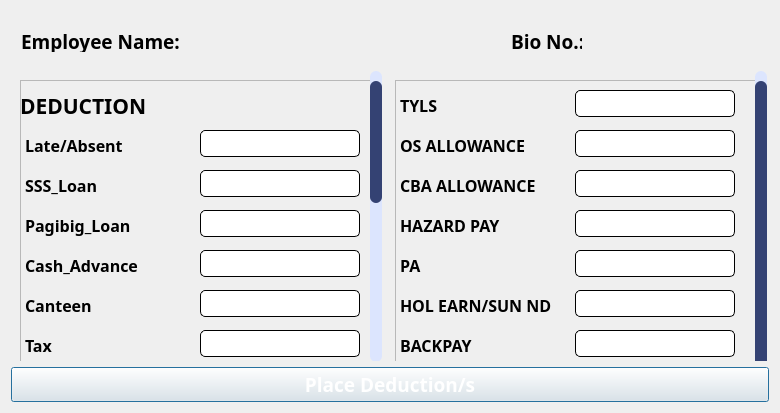
First picture: the form in MainFrame/Resources/UI/deduction.ui, repository Maze711/systemPayroll, before the edit.
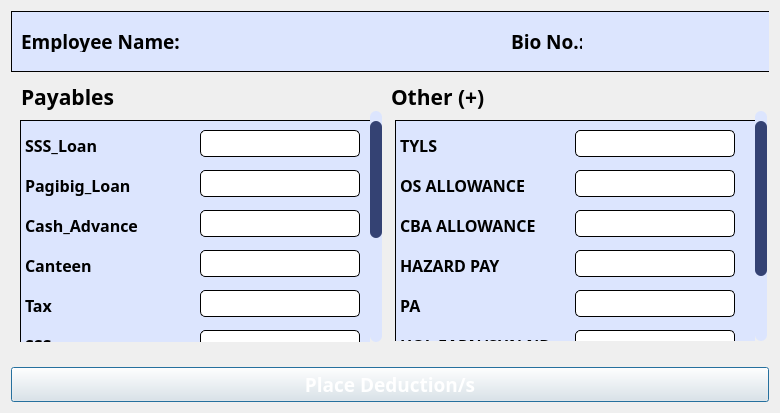
Second picture: the form after the edit. Icons and pictures are not drawn.

```diff
--- a/MainFrame/Resources/UI/deduction.ui
+++ b/MainFrame/Resources/UI/deduction.ui
@@ -18,7 +18,12 @@
     <normaloff>../Icons/logo.svg</normaloff>../Icons/logo.svg</iconset>
   </property>
   <property name="styleSheet">
-   <string notr="true">/* VERTICAL SCROLLBAR */
+   <string notr="true">#employeeDetails, #deductionArea, #deductionArea_2{
+background-color: #DCE5FE;
+border: 1px solid black;
+}
+
+/* VERTICAL SCROLLBAR */
 QScrollBar:vertical {
     border: none;
     background-color: rgba(220, 229, 254, 1); /* Updated background color */
@@ -127,97 +132,13 @@
        <string>Bio No.:</string>
       </property>
      </widget>
-     <widget class="QLabel" name="bioNumTxt">
-      <property name="geometry">
-       <rect>
-        <x>590</x>
-        <y>20</y>
-        <width>161</width>
-        <height>21</height>
-       </rect>
-      </property>
-      <property name="font">
-       <font>
-        <family>poppins</family>
-        <pointsize>12</pointsize>
-        <weight>75</weight>
-        <bold>true</bold>
-       </font>
-      </property>
-      <property name="text">
-       <string/>
-      </property>
-     </widget>
-     <widget class="QLabel" name="timeInTxt">
-      <property name="geometry">
-       <rect>
-        <x>110</x>
-        <y>140</y>
-        <width>71</width>
-        <height>21</height>
-       </rect>
-      </property>
-      <property name="font">
-       <font>
-        <family>poppins</family>
-        <pointsize>12</pointsize>
-        <weight>75</weight>
-        <bold>true</bold>
-       </font>
-      </property>
-      <property name="text">
-       <string/>
-      </property>
-     </widget>
-     <widget class="QLabel" name="timeOutTxt">
-      <property name="geometry">
-       <rect>
-        <x>300</x>
-        <y>140</y>
-        <width>71</width>
-        <height>21</height>
-       </rect>
-      </property>
-      <property name="font">
-       <font>
-        <family>poppins</family>
-        <pointsize>12</pointsize>
-        <weight>75</weight>
-        <bold>true</bold>
-       </font>
-      </property>
-      <property name="text">
-       <string/>
-      </property>
-     </widget>
-     <widget class="QLabel" name="empNameTxt">
-      <property name="geometry">
-       <rect>
-        <x>190</x>
-        <y>10</y>
-        <width>291</width>
-        <height>41</height>
-       </rect>
-      </property>
-      <property name="font">
-       <font>
-        <family>poppins</family>
-        <pointsize>12</pointsize>
-        <weight>75</weight>
-        <bold>true</bold>
-       </font>
-      </property>
-      <property name="text">
-       <string/>
-      </property>
-     </widget>
      <widget class="QScrollArea" name="scrollArea">
       <property name="geometry">
        <rect>
         <x>0</x>
-        <y>60</y>
+        <y>100</y>
         <width>371</width>
-        <height>291</height>
+        <height>231</height>
        </rect>
       </property>
       <property name="font">
@@ -248,15 +169,15 @@
        <property name="geometry">
         <rect>
          <x>0</x>
-         <y>-349</y>
+         <y>0</y>
          <width>359</width>
-         <height>640</height>
+         <height>420</height>
         </rect>
        </property>
        <property name="minimumSize">
         <size>
          <width>10</width>
-         <height>640</height>
+         <height>420</height>
         </size>
        </property>
        <layout class="QVBoxLayout" name="verticalLayout_2">
@@ -265,7 +186,7 @@
           <property name="minimumSize">
            <size>
             <width>378</width>
-            <height>500</height>
+            <height>300</height>
            </size>
           </property>
           <property name="styleSheet">
@@ -321,63 +242,11 @@
           <property name="frameShadow">
            <enum>QFrame::Raised</enum>
           </property>
-          <widget class="QLabel" name="lblName_2">
-           <property name="geometry">
-            <rect>
-             <x>0</x>
-             <y>10</y>
-             <width>141</width>
-             <height>31</height>
-            </rect>
-           </property>
-           <property name="font">
-            <font>
-             <family>poppins</family>
-             <pointsize>16</pointsize>
-             <weight>75</weight>
-             <bold>true</bold>
-            </font>
-           </property>
-           <property name="text">
-            <string>DEDUCTION</string>
-           </property>
-          </widget>
-          <widget class="QLabel" name="payDed1">
-           <property name="geometry">
-            <rect>
-             <x>5</x>
-             <y>50</y>
-             <width>120</width>
-             <height>30</height>
-            </rect>
-           </property>
-           <property name="font">
-            <font>
-             <family>poppins</family>
-             <pointsize>12</pointsize>
-             <weight>75</weight>
-             <bold>true</bold>
-            </font>
-           </property>
-           <property name="text">
-            <string>Late/Absent</string>
-           </property>
-          </widget>
           <widget class="QLineEdit" name="txtDed1">
            <property name="geometry">
             <rect>
              <x>180</x>
-             <y>50</y>
-             <width>160</width>
-             <height>27</height>
-            </rect>
-           </property>
-          </widget>
-          <widget class="QLineEdit" name="txtDed2">
-           <property name="geometry">
-            <rect>
-             <x>180</x>
-             <y>90</y>
+             <y>10</y>
              <width>160</width>
              <height>27</height>
             </rect>
@@ -387,7 +256,7 @@
            <property name="geometry">
             <rect>
              <x>5</x>
-             <y>90</y>
+             <y>10</y>
              <width>120</width>
              <height>30</height>
             </rect>
@@ -408,7 +277,7 @@
            <property name="geometry">
             <rect>
              <x>180</x>
-             <y>130</y>
+             <y>50</y>
              <width>160</width>
              <height>27</height>
             </rect>
@@ -418,7 +287,7 @@
            <property name="geometry">
             <rect>
              <x>5</x>
-             <y>130</y>
+             <y>50</y>
              <width>120</width>
              <height>30</height>
             </rect>
@@ -439,7 +308,7 @@
            <property name="geometry">
             <rect>
              <x>5</x>
-             <y>170</y>
+             <y>90</y>
              <width>131</width>
              <height>30</height>
             </rect>
@@ -460,27 +329,7 @@
            <property name="geometry">
             <rect>
              <x>180</x>
-             <y>170</y>
-             <width>160</width>
-             <height>27</height>
-            </rect>
-           </property>
-          </widget>
-          <widget class="QLineEdit" name="txtDed8">
-           <property name="geometry">
-            <rect>
-             <x>180</x>
-             <y>330</y>
-             <width>160</width>
-             <height>27</height>
-            </rect>
-           </property>
-          </widget>
-          <widget class="QLineEdit" name="txtDed5">
-           <property name="geometry">
-            <rect>
-             <x>180</x>
-             <y>210</y>
+             <y>90</y>
              <width>160</width>
              <height>27</height>
             </rect>
@@ -490,7 +339,27 @@
            <property name="geometry">
             <rect>
              <x>180</x>
-             <y>290</y>
+             <y>250</y>
+             <width>160</width>
+             <height>27</height>
+            </rect>
+           </property>
+          </widget>
+          <widget class="QLineEdit" name="txtDed4">
+           <property name="geometry">
+            <rect>
+             <x>180</x>
+             <y>130</y>
+             <width>160</width>
+             <height>27</height>
+            </rect>
+           </property>
+          </widget>
+          <widget class="QLineEdit" name="txtDed6">
+           <property name="geometry">
+            <rect>
+             <x>180</x>
+             <y>210</y>
              <width>160</width>
              <height>27</height>
             </rect>
@@ -500,7 +369,7 @@
            <property name="geometry">
             <rect>
              <x>5</x>
-             <y>210</y>
+             <y>130</y>
              <width>120</width>
              <height>30</height>
             </rect>
@@ -542,7 +411,7 @@
            <property name="geometry">
             <rect>
              <x>5</x>
-             <y>290</y>
+             <y>210</y>
              <width>120</width>
              <height>30</height>
             </rect>
@@ -563,7 +432,7 @@
            <property name="geometry">
             <rect>
              <x>5</x>
-             <y>250</y>
+             <y>170</y>
              <width>120</width>
              <height>30</height>
             </rect>
@@ -584,7 +453,7 @@
            <property name="geometry">
             <rect>
              <x>180</x>
-             <y>250</y>
+             <y>170</y>
              <width>160</width>
              <height>27</height>
             </rect>
@@ -748,11 +617,11 @@
             <string>Funeral</string>
            </property>
           </widget>
-          <widget class="QLineEdit" name="txtDed14">
+          <widget class="QLineEdit" name="txtDed13">
            <property name="geometry">
             <rect>
              <x>180</x>
-             <y>570</y>
+             <y>490</y>
              <width>160</width>
              <height>27</height>
             </rect>
@@ -791,9 +660,9 @@
       <property name="geometry">
        <rect>
         <x>375</x>
-        <y>60</y>
+        <y>100</y>
         <width>381</width>
-        <height>311</height>
+        <height>230</height>
        </rect>
       </property>
       <property name="font">
@@ -918,20 +787,20 @@
             <string>TYLS</string>
            </property>
           </widget>
+          <widget class="QLineEdit" name="txtDed14">
+           <property name="geometry">
+            <rect>
+             <x>180</x>
+             <y>10</y>
+             <width>160</width>
+             <height>27</height>
+            </rect>
+           </property>
+          </widget>
           <widget class="QLineEdit" name="txtDed15">
            <property name="geometry">
             <rect>
              <x>180</x>
-             <y>10</y>
-             <width>160</width>
-             <height>27</height>
-            </rect>
-           </property>
-          </widget>
-          <widget class="QLineEdit" name="txtDed16">
-           <property name="geometry">
-            <rect>
-             <x>180</x>
              <y>50</y>
              <width>160</width>
              <height>27</height>
@@ -1011,27 +880,27 @@
             <string>HAZARD PAY</string>
            </property>
           </widget>
+          <widget class="QLineEdit" name="txtDed17">
+           <property name="geometry">
+            <rect>
+             <x>180</x>
+             <y>130</y>
+             <width>160</width>
+             <height>27</height>
+            </rect>
+           </property>
+          </widget>
           <widget class="QLineEdit" name="txtDed18">
            <property name="geometry">
             <rect>
              <x>180</x>
-             <y>130</y>
-             <width>160</width>
-             <height>27</height>
-            </rect>
-           </property>
-          </widget>
-          <widget class="QLineEdit" name="txtDed19">
-           <property name="geometry">
-            <rect>
-             <x>180</x>
              <y>170</y>
              <width>160</width>
              <height>27</height>
             </rect>
            </property>
           </widget>
-          <widget class="QLineEdit" name="txtDed21">
+          <widget class="QLineEdit" name="txtDed20">
            <property name="geometry">
             <rect>
              <x>180</x>
@@ -1119,6 +988,158 @@
        </layout>
       </widget>
      </widget>
+     <widget class="QLabel" name="lblName_2">
+      <property name="geometry">
+       <rect>
+        <x>10</x>
+        <y>70</y>
+        <width>141</width>
+        <height>31</height>
+       </rect>
+      </property>
+      <property name="font">
+       <font>
+        <family>poppins</family>
+        <pointsize>16</pointsize>
+        <weight>75</weight>
+        <bold>true</bold>
+       </font>
+      </property>
+      <property name="text">
+       <string>Payables</string>
+      </property>
+     </widget>
+     <widget class="QWidget" name="employeeDetails" native="true">
+      <property name="geometry">
+       <rect>
+        <x>0</x>
+        <y>0</y>
+        <width>760</width>
+        <height>61</height>
+       </rect>
+      </property>
+      <property name="minimumSize">
+       <size>
+        <width>0</width>
+        <height>20</height>
+       </size>
+      </property>
+      <property name="font">
+       <font>
+        <family>poppins</family>
+        <weight>75</weight>
+        <bold>true</bold>
+       </font>
+      </property>
+      <property name="styleSheet">
+       <string notr="true"/>
+      </property>
+      <widget class="QLabel" name="lblName_3">
+       <property name="geometry">
+        <rect>
+         <x>10</x>
+         <y>20</y>
+         <width>171</width>
+         <height>21</height>
+        </rect>
+       </property>
+       <property name="font">
+        <font>
+         <family>poppins</family>
+         <pointsize>14</pointsize>
+         <weight>75</weight>
+         <bold>true</bold>
+        </font>
+       </property>
+       <property name="text">
+        <string>Employee Name:</string>
+       </property>
+      </widget>
+      <widget class="QLabel" name="empNameTxt">
+       <property name="geometry">
+        <rect>
+         <x>190</x>
+         <y>20</y>
+         <width>291</width>
+         <height>21</height>
+        </rect>
+       </property>
+       <property name="font">
+        <font>
+         <family>poppins</family>
+         <pointsize>12</pointsize>
+         <weight>75</weight>
+         <bold>true</bold>
+        </font>
+       </property>
+       <property name="text">
+        <string/>
+       </property>
+      </widget>
+      <widget class="QLabel" name="bioNumTxt">
+       <property name="geometry">
+        <rect>
+         <x>600</x>
+         <y>20</y>
+         <width>111</width>
+         <height>21</height>
+        </rect>
+       </property>
+       <property name="font">
+        <font>
+         <family>poppins</family>
+         <pointsize>12</pointsize>
+         <weight>75</weight>
+         <bold>true</bold>
+        </font>
+       </property>
+       <property name="text">
+        <string/>
+       </property>
+      </widget>
+      <widget class="QLabel" name="lblBio_2">
+       <property name="geometry">
+        <rect>
+         <x>500</x>
+         <y>20</y>
+         <width>71</width>
+         <height>21</height>
+        </rect>
+       </property>
+       <property name="font">
+        <font>
+         <family>poppins</family>
+         <pointsize>14</pointsize>
+         <weight>75</weight>
+         <bold>true</bold>
+        </font>
+       </property>
+       <property name="text">
+        <string>Bio No.:</string>
+       </property>
+      </widget>
+     </widget>
+     <widget class="QLabel" name="lblName_4">
+      <property name="geometry">
+       <rect>
+        <x>380</x>
+        <y>70</y>
+        <width>141</width>
+        <height>31</height>
+       </rect>
+      </property>
+      <property name="font">
+       <font>
+        <family>poppins</family>
+        <pointsize>16</pointsize>
+        <weight>75</weight>
+        <bold>true</bold>
+       </font>
+      </property>
+      <property name="text">
+       <string>Other (+)</string>
+      </property>
+     </widget>
     </widget>
    </item>
    <item>
```
Left out of the diff: 81 changed lines with no effect on the pictures.
